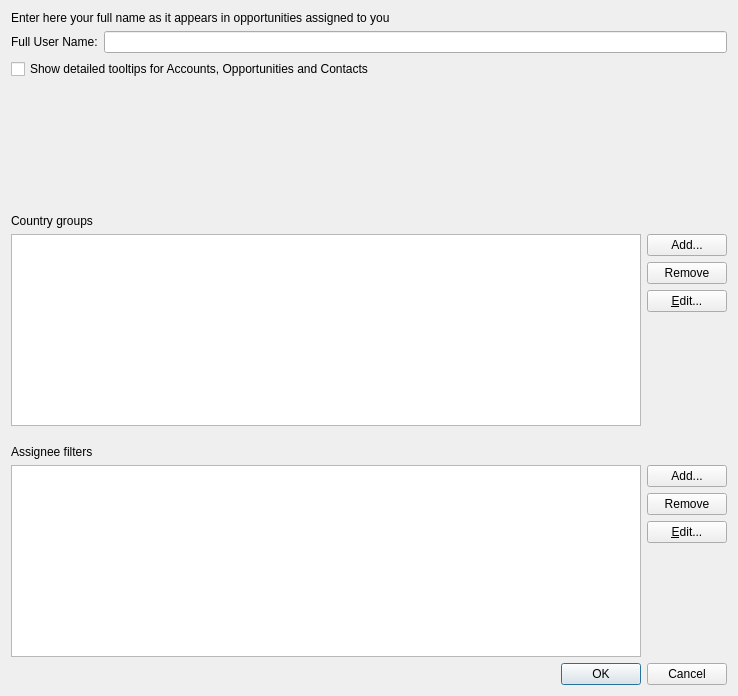
Old version of the form client/src/dialogs/configurationdialog.ui in the repository KDAB/FatCRM.
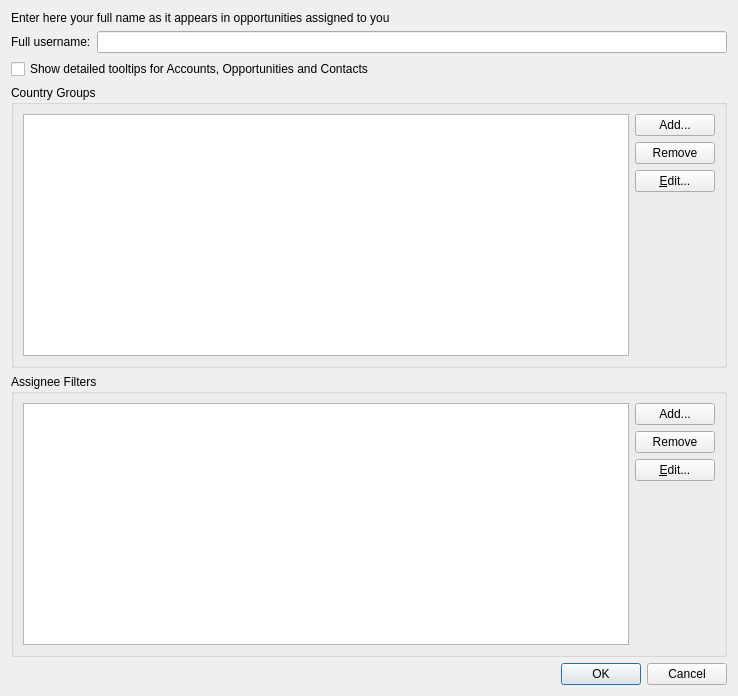
New version of the form. Icons and pictures are not drawn.

Commit message:
configurationdialog: Improve UX
* Create group boxes to separate content
* Fix title: Use just "Configuration"
* Fix some strings

What changed in the file:
```diff
--- a/client/src/dialogs/configurationdialog.ui
+++ b/client/src/dialogs/configurationdialog.ui
@@ -29,7 +29,7 @@
      <item row="0" column="0">
       <widget class="QLabel" name="label">
        <property name="text">
-        <string>Full User Name:</string>
+        <string>Full username:</string>
        </property>
       </widget>
      </item>
@@ -46,26 +46,10 @@
     </widget>
    </item>
    <item>
-    <spacer name="verticalSpacer">
-     <property name="orientation">
-      <enum>Qt::Vertical</enum>
+    <widget class="QGroupBox" name="groupBox">
+     <property name="title">
+      <string>Country Groups</string>
      </property>
-     <property name="sizeHint" stdset="0">
-      <size>
-       <width>20</width>
-       <height>40</height>
-      </size>
-     </property>
-    </spacer>
-   </item>
-   <item>
-    <widget class="QLabel" name="label_5">
-     <property name="text">
-      <string>Country groups</string>
-     </property>
-    </widget>
-   </item>
-   <item>
     <layout class="QHBoxLayout" name="horizontalLayout">
      <item>
       <widget class="QListWidget" name="countryListWidget"/>
@@ -120,32 +104,14 @@
       </layout>
      </item>
     </layout>
-   </item>
-   <item>
-    <spacer name="verticalSpacer_2">
-     <property name="orientation">
-      <enum>Qt::Vertical</enum>
-     </property>
-     <property name="sizeType">
-      <enum>QSizePolicy::Fixed</enum>
-     </property>
-     <property name="sizeHint" stdset="0">
-      <size>
-       <width>20</width>
-       <height>13</height>
-      </size>
-     </property>
-    </spacer>
-   </item>
-   <item>
-    <widget class="QLabel" name="label_3">
-     <property name="text">
-      <string>Assignee filters</string>
-     </property>
     </widget>
    </item>
    <item>
-    <layout class="QHBoxLayout" name="horizontalLayout_3">
+    <widget class="QGroupBox" name="groupBox_2">
+     <property name="title">
+      <string>Assignee Filters</string>
+     </property>
+     <layout class="QHBoxLayout" name="horizontalLayout_2">
      <item>
       <widget class="QListWidget" name="assigneeListWidget"/>
      </item>
@@ -199,6 +165,7 @@
       </layout>
      </item>
     </layout>
+    </widget>
    </item>
    <item>
     <widget class="QDialogButtonBox" name="buttonBox">
```
Left out of the diff: 13 changed lines with no effect on the pictures. Lines whose indentation alone changed are shown as unchanged.
